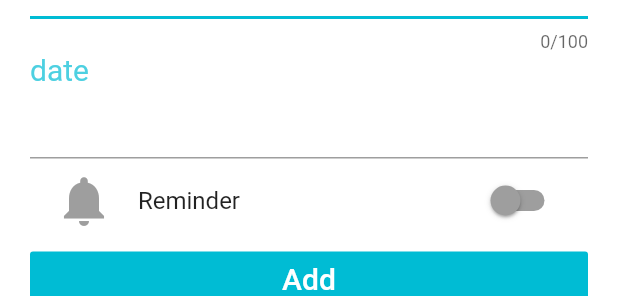
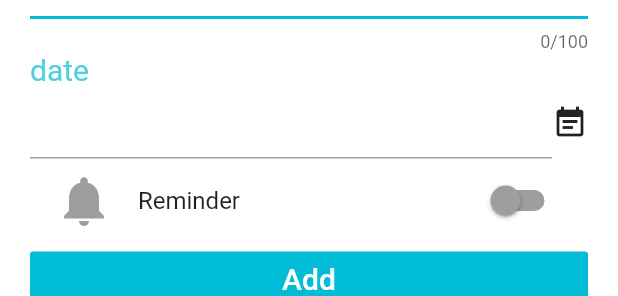
Before and after one commit to otouto3/flutter-todo-app, a Flutter app: the AddTaskScreen widget shown alone on an empty page, opened directly, on a phone screen of 412 x 824 dp. Shown: the part 170-466 px from the top of the screen. Run offline on Flutter 3.47's test engine with Material 2 defaults, Android fonts, the phone set to English and light mode, and no system bars; drawn by our look-alikes of datetime_picker_formfield; our stand-ins replace flutter_local_notifications, rxdart, sqflite, step_progress_indicator, table_calendar; accounts and stored records are empty.

Commit message:
textfieldにアイコンの追加

```diff
--- a/lib/screens/add_task_screen.dart
+++ b/lib/screens/add_task_screen.dart
@@ -165,7 +165,10 @@ class _AddTaskScreenState extends State<AddTaskScreen> {
                 color: Colors.cyan[300],
               ),
             ),
-            DateTimeField(
+            Row(
+              children: <Widget>[
+                Expanded(
+                  child: DateTimeField(
                     format: format,
                     controller: dateTextEditingController,
                     onShowPicker: (context, currentValue) async {
@@ -177,14 +180,18 @@ class _AddTaskScreenState extends State<AddTaskScreen> {
                       if (date != null) {
                         final time = await showTimePicker(
                           context: context,
-                    initialTime:
-                        TimeOfDay.fromDateTime(currentValue ?? DateTime.now()),
+                          initialTime: TimeOfDay.fromDateTime(
+                              currentValue ?? DateTime.now()),
                         );
                         return DateTimeField.combine(date, time);
                       } else {
                         return currentValue;
                       }
                     },
+                  ),
+                ),
+                Icon(Icons.event_note),
+              ],
             ),
             SwitchListTile(
                 value: _switchValue,
@@ -220,6 +227,9 @@ class _AddTaskScreenState extends State<AddTaskScreen> {
             ),
             Visibility(
               visible: _switchValue,
+              child: Row(
+                children: <Widget>[
+                  Expanded(
                     child: DateTimeField(
                       format: format,
                       controller: reminderTextEditingController,
@@ -240,6 +250,10 @@ class _AddTaskScreenState extends State<AddTaskScreen> {
                           return currentValue;
                         }
                       },
+                    ),
+                  ),
+                  Icon(Icons.notifications),
+                ],
               ),
             ),
             FlatButton(
```
Also changed, not shown: lib/screens/edit_task_screen.dart (+17 -3 lines). Lines whose indentation alone changed are shown as unchanged.
